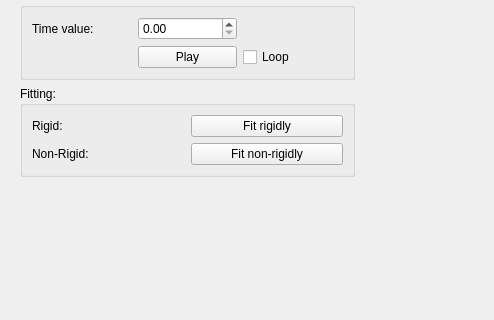
First picture: the form in mapclientplugins/parametricfittingstep/qt/parametricfittingwidget.ui, repository mapclient-plugins/mapclientplugins.parametricfittingstep, before the edit; both pictures show x 0 to 494 and y 90 to 410 of the 1093 by 872 pixel window.
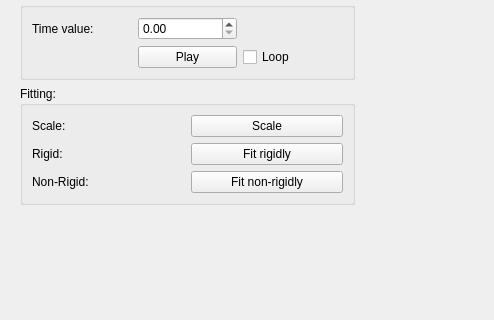
Second picture: the form after the edit. Custom widgets are drawn as their Qt base class.

Commit message: First take at scaling, rigid fitting, and non-rigid fitting.

What changed in the file:
```diff
--- a/mapclientplugins/parametricfittingstep/qt/parametricfittingwidget.ui
+++ b/mapclientplugins/parametricfittingstep/qt/parametricfittingwidget.ui
@@ -132,28 +132,42 @@
           <string>Fitting:</string>
          </property>
          <layout class="QGridLayout" name="gridLayout_3">
-          <item row="0" column="0">
+          <item row="2" column="0">
            <widget class="QLabel" name="fittingRigid_label">
             <property name="text">
              <string>Rigid:</string>
             </property>
            </widget>
           </item>
-          <item row="2" column="0">
-           <widget class="QLabel" name="fittingNonRigid_label">
+          <item row="0" column="0">
+           <widget class="QLabel" name="fittingScale_label">
             <property name="text">
-             <string>Non-Rigid:</string>
+             <string>Scale:</string>
             </property>
            </widget>
           </item>
-          <item row="2" column="1">
+          <item row="5" column="1">
            <widget class="QPushButton" name="fittingFitNonRigidly_pushButton">
             <property name="text">
              <string>Fit non-rigidly</string>
             </property>
            </widget>
           </item>
+          <item row="5" column="0">
+           <widget class="QLabel" name="fittingNonRigid_label">
+            <property name="text">
+             <string>Non-Rigid:</string>
+            </property>
+           </widget>
+          </item>
           <item row="0" column="1">
+           <widget class="QPushButton" name="fittingScale_pushButton">
+            <property name="text">
+             <string>Scale</string>
+            </property>
+           </widget>
+          </item>
+          <item row="2" column="1">
            <widget class="QPushButton" name="fittingFitRigidly_pushButton">
             <property name="text">
              <string>Fit rigidly</string>
```
The commit also changes 8 other files.
